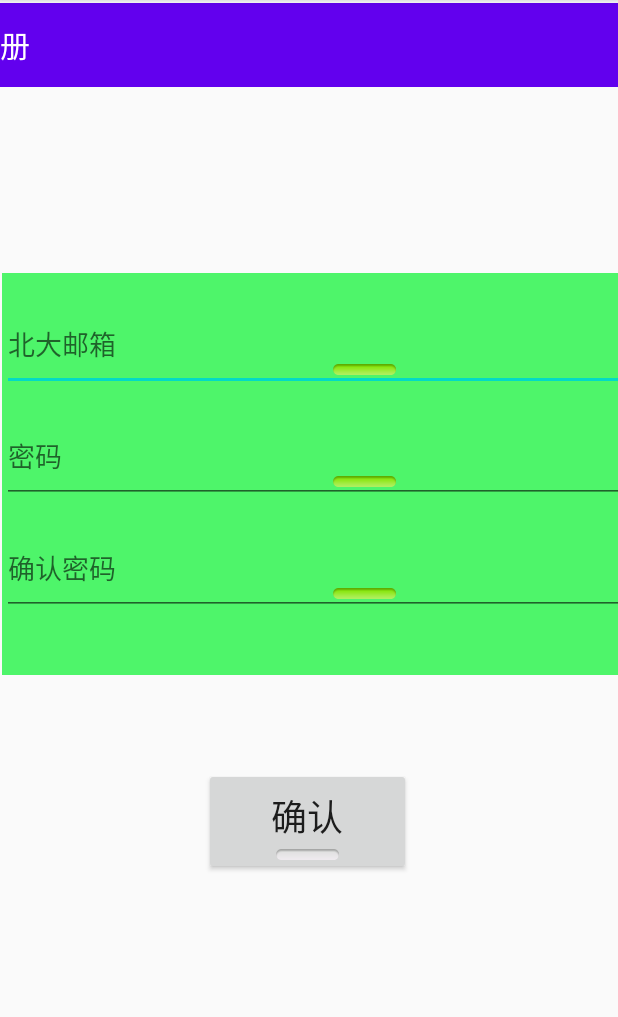
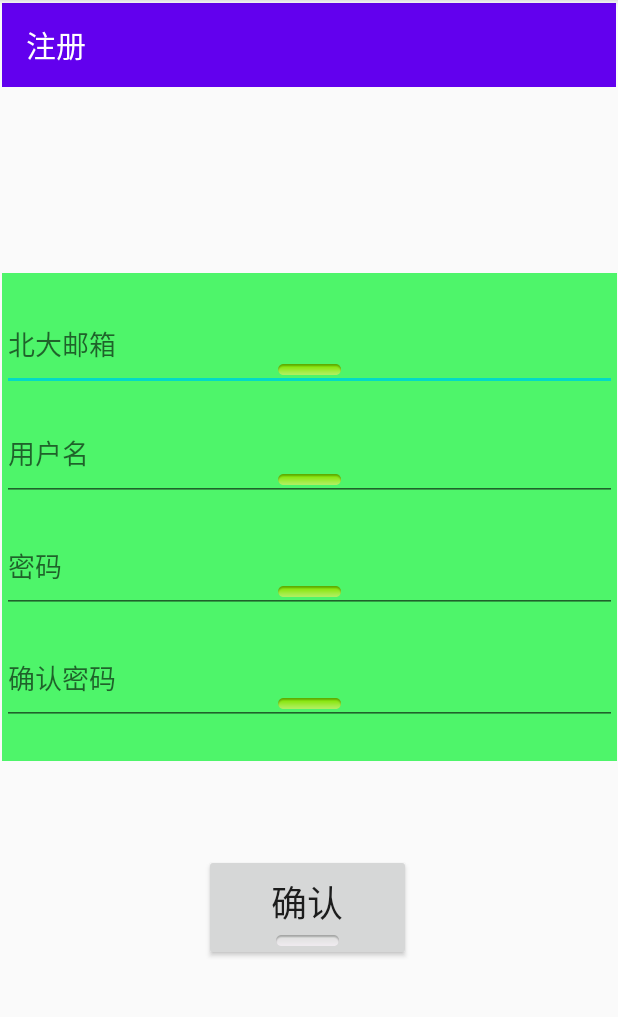
Before and after one commit to ShiranZH/PKU-CAT, an Android app: the RegisterActivity screen opened directly, with no data from a screen before it, on a phone screen of 412 x 824 dp, the part 84-1101 px from its top. Run offline under Robolectric (Android 15) with nearby library versions, the phone set to English and light mode, and no system bars.

Commit message:
add modify activity

```diff
--- a/src/frontend/app/src/main/AndroidManifest.xml
+++ b/src/frontend/app/src/main/AndroidManifest.xml
@@ -3,13 +3,15 @@
     package="com.example.pkucat">
 
     <application
+        android:name=".App"
         android:allowBackup="true"
         android:icon="@mipmap/ic_launcher"
         android:label="@string/app_name"
         android:roundIcon="@mipmap/ic_launcher_round"
         android:supportsRtl="true"
         android:theme="@style/AppTheme">
-        <activity android:name=".ui.setting.RegisterActivity"></activity>
+        <activity android:name=".ui.setting.modify"></activity>
+        <activity android:name=".ui.setting.RegisterActivity" />
         <activity
             android:name=".ui.setting.LoginActivity"
             android:label="@string/title_activity_login" />
--- a/src/frontend/app/src/main/res/layout/activity_login.xml
+++ b/src/frontend/app/src/main/res/layout/activity_login.xml
@@ -32,7 +32,7 @@
             android:autofillHints=""
             android:drawableBottom="@android:drawable/button_onoff_indicator_off"
             android:ems="10"
-            android:hint="@string/input1"
+            android:hint="@string/t1"
             android:inputType="textEmailAddress"
             android:textSize="18sp" />
 
--- a/src/frontend/app/src/main/res/layout/activity_register.xml
+++ b/src/frontend/app/src/main/res/layout/activity_register.xml
@@ -8,13 +8,16 @@
 
     <LinearLayout
         android:id="@+id/linearLayout3"
-        android:layout_width="483dp"
-        android:layout_height="268dp"
+        android:layout_width="410dp"
+        android:layout_height="325dp"
         android:layout_marginStart="1dp"
         android:layout_marginLeft="1dp"
         android:layout_marginTop="182dp"
+        android:layout_marginEnd="1dp"
+        android:layout_marginRight="1dp"
         android:background="#CD25F448"
         android:orientation="vertical"
+        app:layout_constraintEnd_toEndOf="parent"
         app:layout_constraintStart_toStartOf="parent"
         app:layout_constraintTop_toTopOf="parent">
 
@@ -31,6 +34,20 @@
             android:ems="10"
             android:hint="@string/input1"
             android:inputType="textEmailAddress" />
+
+        <Space
+            android:layout_width="match_parent"
+            android:layout_height="17dp" />
+
+        <EditText
+            android:id="@+id/editText6"
+            android:layout_width="match_parent"
+            android:layout_height="56dp"
+            android:autofillHints=""
+            android:drawableBottom="@android:drawable/button_onoff_indicator_on"
+            android:ems="10"
+            android:hint="@string/t1"
+            android:inputType="textPassword" />
 
         <Space
             android:layout_width="match_parent"
@@ -61,23 +78,6 @@
             android:inputType="numberPassword" />
     </LinearLayout>
 
-    <androidx.appcompat.widget.Toolbar
-        android:id="@+id/toolbar4"
-        android:layout_width="486dp"
-        android:layout_height="wrap_content"
-        android:layout_marginStart="1dp"
-        android:layout_marginLeft="1dp"
-        android:layout_marginTop="2dp"
-        android:layout_marginEnd="1dp"
-        android:layout_marginRight="1dp"
-        android:background="?attr/colorPrimary"
-        android:minHeight="?attr/actionBarSize"
-        android:theme="?attr/actionBarTheme"
-        app:layout_constraintEnd_toEndOf="parent"
-        app:layout_constraintStart_toStartOf="parent"
-        app:layout_constraintTop_toTopOf="parent"
-        app:title="@string/b6" />
-
     <Button
         android:id="@+id/button"
         style="@style/Widget.AppCompat.Button"
@@ -95,4 +95,21 @@
         app:layout_constraintStart_toStartOf="parent"
         app:layout_constraintTop_toBottomOf="@+id/linearLayout3" />
 
+    <androidx.appcompat.widget.Toolbar
+        android:id="@+id/toolbar3"
+        android:layout_width="409dp"
+        android:layout_height="wrap_content"
+        android:layout_marginStart="1dp"
+        android:layout_marginLeft="1dp"
+        android:layout_marginTop="2dp"
+        android:layout_marginEnd="1dp"
+        android:layout_marginRight="1dp"
+        android:background="?attr/colorPrimary"
+        android:minHeight="?attr/actionBarSize"
+        android:theme="?attr/actionBarTheme"
+        app:layout_constraintEnd_toEndOf="parent"
+        app:layout_constraintStart_toStartOf="parent"
+        app:layout_constraintTop_toTopOf="parent"
+        app:title="@string/b6" />
+
 </androidx.constraintlayout.widget.ConstraintLayout>
```
Also changed, not shown: src/frontend/app/src/main/java/com/example/pkucat/App.java (added, +50 -0 lines), src/frontend/app/src/main/java/com/example/pkucat/ui/setting/LoginActivity.java (+11 -0 lines), src/frontend/app/src/main/java/com/example/pkucat/ui/setting/SettingFragment.java (+38 -3 lines), src/frontend/app/src/main/java/com/example/pkucat/ui/setting/modify.java (added, +14 -0 lines), src/frontend/app/src/main/res/layout/activity_modify.xml (added, +124 -0 lines), src/frontend/app/src/main/res/layout/fragment_setting.xml (+8 -4 lines), src/frontend/app/src/main/res/navigation/nav_graph.xml (added, +28 -0 lines), src/frontend/app/src/main/res/values/strings.xml (+13 -0 lines).
